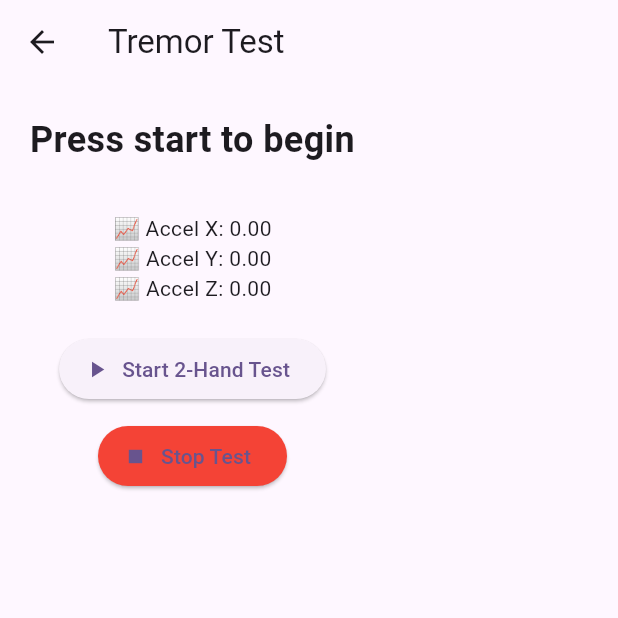
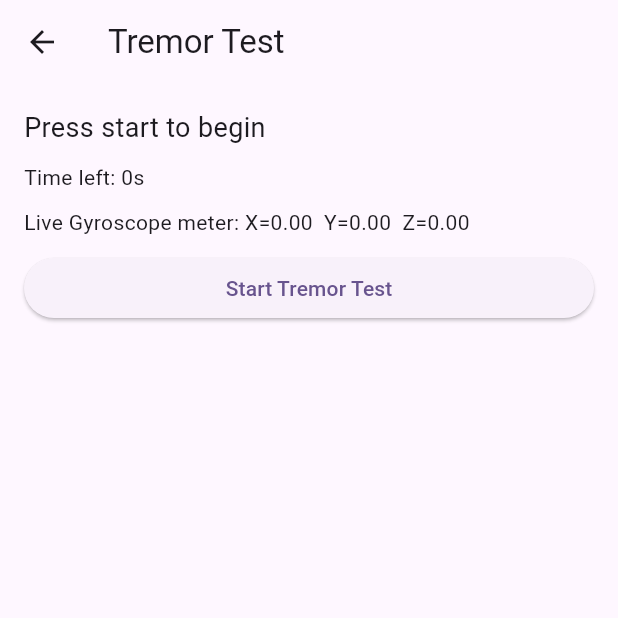
Before and after one commit to AlexTerzis/Parkinsons-Detection-App, a Flutter app: the TremorTestView screen opened directly, on a phone screen of 412 x 824 dp, the top half of it. Run offline on Flutter 3.47's test engine with Material 3 defaults, Android fonts, the phone set to English and light mode, and no system bars; our stand-ins replace cloud_firestore, firebase_auth, firebase_core, fl_chart, permission_handler, responsive_builder and 4 more; missing offline and left inert: fftea; accounts and stored records are empty.

Commit message:
The diagrams appear after tremor test, gyroscope and accelerometer display during test

```diff
--- a/lib/app/app.dart
+++ b/lib/app/app.dart
@@ -11,6 +11,8 @@ import 'package:parkinsondetetion/ui/views/patience/patience_view.dart';
 import 'package:parkinsondetetion/services/test_service.dart';
 import 'package:parkinsondetetion/services/reports_service.dart';
 import 'package:parkinsondetetion/ui/views/camera_test/camera_test_view.dart';
+import 'package:parkinsondetetion/ui/views/tap_test/tap_test_view.dart';
+import 'package:parkinsondetetion/ui/views/tremor_test/tremor_test_view.dart';
 // @stacked-import
 
 @StackedApp(
@@ -21,6 +23,8 @@ import 'package:parkinsondetetion/ui/views/camera_test/camera_test_view.dart';
     MaterialRoute(page: DoctorView),
     MaterialRoute(page: PatienceView),
     MaterialRoute(page: CameraTestView),
+    MaterialRoute(page: TremorTestView),
+    MaterialRoute(page: TapTestView),
 // @stacked-route
   ],
   dependencies: [
--- a/lib/ui/views/tremor_test/tremor_test_view.dart
+++ b/lib/ui/views/tremor_test/tremor_test_view.dart
@@ -1,65 +1,66 @@
 import 'package:flutter/material.dart';
 import 'package:stacked/stacked.dart';
 import 'tremor_test_viewmodel.dart';
+import 'fft_chart_combined.dart';
 
-class TremorTestView extends StackedView<TremorTestViewModel> {
-  const TremorTestView({Key? key}) : super(key: key);
+class TremorTestView extends StatelessWidget {
+  const TremorTestView({super.key});
 
   @override
-  Widget builder(
-    BuildContext context,
-    TremorTestViewModel viewModel,
-    Widget? child,
-  ) {
+  Widget build(BuildContext context) {
+    return ViewModelBuilder<TremorTestViewModel>.reactive(
+      viewModelBuilder: () => TremorTestViewModel(),
+      builder: (context, model, child) {
         return Scaffold(
           appBar: AppBar(title: const Text('Tremor Test')),
-      body: Padding(
-        padding: const EdgeInsets.all(20),
-        child: SingleChildScrollView(
+          body: SingleChildScrollView(
+            padding: const EdgeInsets.all(16.0),
             child: Column(
+              crossAxisAlignment: CrossAxisAlignment.stretch,
               children: [
                 Text(
-                viewModel.tremorStatus,
-                style: const TextStyle(fontSize: 24, fontWeight: FontWeight.bold),
-                textAlign: TextAlign.center,
-              ),
-              const SizedBox(height: 16),
-              if (viewModel.isTesting)
-                Text('⏳ Time left: ${viewModel.secondsLeft}s'),
-              const SizedBox(height: 16),
-              Text('📈 Accel X: ${viewModel.latestX.toStringAsFixed(2)}'),
-              Text('📈 Accel Y: ${viewModel.latestY.toStringAsFixed(2)}'),
-              Text('📈 Accel Z: ${viewModel.latestZ.toStringAsFixed(2)}'),
-              const SizedBox(height: 20),
-              ElevatedButton.icon(
-                onPressed: viewModel.isTesting
-                    ? null
-                    : () => viewModel.startTest(),
-                icon: const Icon(Icons.play_arrow),
-                label: const Text('Start 2-Hand Test'),
+                  model.tremorStatus,
+                  style: const TextStyle(fontSize: 18),
                 ),
                 const SizedBox(height: 10),
-              ElevatedButton.icon(
-                onPressed: viewModel.stopTest,
-                icon: const Icon(Icons.stop),
-                label: const Text('Stop Test'),
-                style: ElevatedButton.styleFrom(backgroundColor: Colors.red),
+                Text('Time left: ${model.secondsLeft}s'),
+                const SizedBox(height: 10),
+                if (model.isTesting || model.resultHand1.isNotEmpty || model.resultHand2.isNotEmpty)
+                  Text('Accelerometer: X=${model.latestX.toStringAsFixed(2)} Y=${model.latestY.toStringAsFixed(2)} Z=${model.latestZ.toStringAsFixed(2)}'),
+                  Text(
+                    'Live Gyroscope meter: X=${model.latestGyroX.toStringAsFixed(2)}  '
+                    'Y=${model.latestGyroY.toStringAsFixed(2)}  '
+                    'Z=${model.latestGyroZ.toStringAsFixed(2)}',
                   ),
-              const SizedBox(height: 30),
-              if (viewModel.resultHand1.isNotEmpty)
-                Text(viewModel.resultHand1,
-                    style: const TextStyle(fontSize: 16)),
-              if (viewModel.resultHand2.isNotEmpty)
-                Text(viewModel.resultHand2,
-                    style: const TextStyle(fontSize: 16)),
+                const SizedBox(height: 10),
+                if (!model.isTesting)
+                  ElevatedButton(
+                    onPressed: model.startTest,
+                    child: const Text('Start Tremor Test'),
+                  ),
+                const SizedBox(height: 20),
+                if (model.resultHand1.isNotEmpty) ...[
+                  FFTChartCombined(
+                    label: 'Hand 1 FFT Spectrum',
+                    spectrumX: model.spectrumX1,
+                    spectrumY: model.spectrumY1,
+                    spectrumZ: model.spectrumZ1,
+                  ),
+                  const SizedBox(height: 24),
+                ],
+                if (model.resultHand2.isNotEmpty) ...[
+                  FFTChartCombined(
+                    label: 'Hand 2 FFT Spectrum',
+                    spectrumX: model.spectrumX2,
+                    spectrumY: model.spectrumY2,
+                    spectrumZ: model.spectrumZ2,
+                  ),
+                ],
               ],
             ),
           ),
-      ),
+        );
+      },
     );
   }
-
-  @override
-  TremorTestViewModel viewModelBuilder(BuildContext context) =>
-      TremorTestViewModel();
 }
--- a/pubspec.yaml
+++ b/pubspec.yaml
@@ -20,6 +20,7 @@ dependencies:
   responsive_builder: ^0.7.0
   sensors_plus: ^3.0.3
   fftea: ^1.5.0+1
+  fl_chart: ^0.64.0
 
 
 dev_dependencies:
```
Also changed, not shown: lib/ui/views/tremor_test/fft_chart_combined.dart (added, +123 -0 lines), lib/ui/views/tremor_test/tremor_test_viewmodel.dart (+73 -35 lines). Lines whose indentation alone changed are shown as unchanged.
